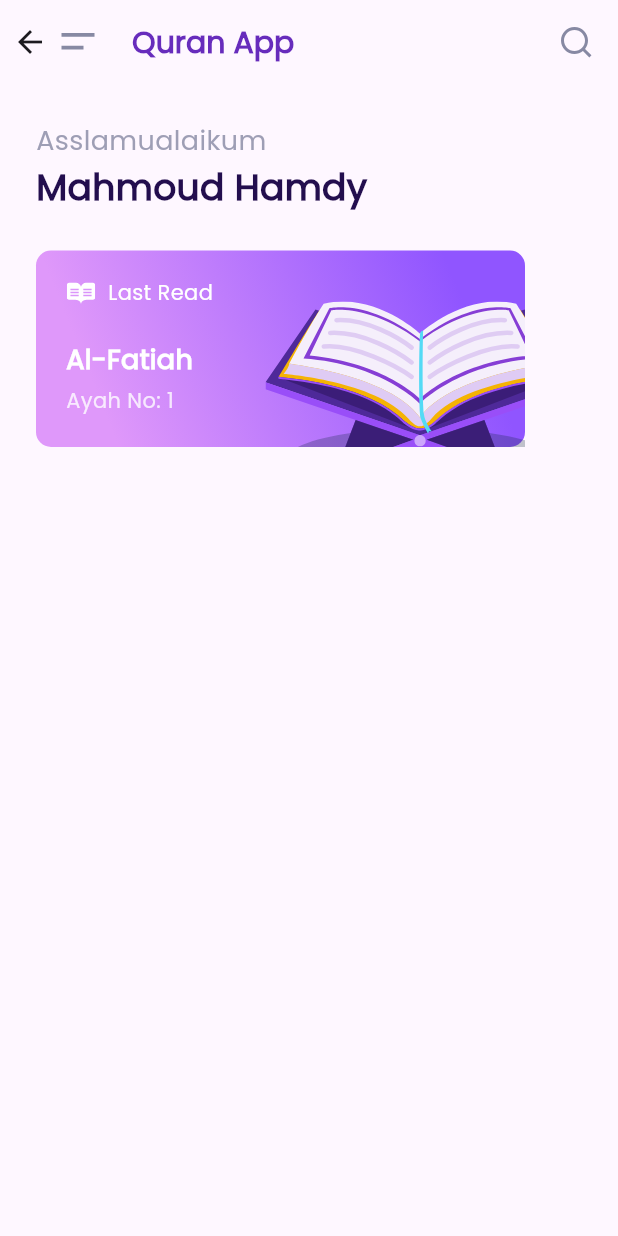
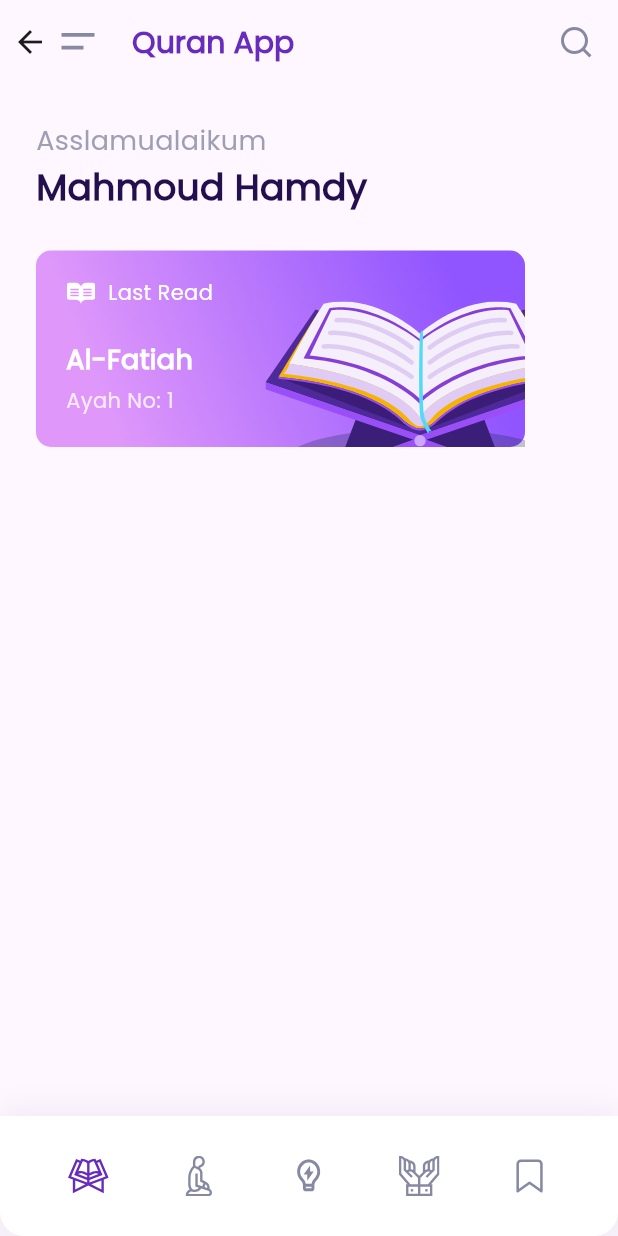
Before and after one commit to mahmoodhamdi/quran_concept, a Flutter app: the HomeViewBody screen opened directly, on a phone screen of 412 x 824 dp. Run offline on Flutter 3.47's test engine with Material 3 defaults, Android fonts, the phone set to English and light mode, and no system bars; our stand-ins replace dartz, dio, flutter_svg, go_router.

Commit message:
finish the bottom sheet ui

```diff
--- /dev/null
+++ b/lib/core/widgets/bottom_sheet_widget.dart
@@ -0,0 +1,61 @@
+import 'package:flutter/material.dart';
+import 'package:flutter_svg/svg.dart';
+
+class BottomSheetWidget extends StatelessWidget {
+  const BottomSheetWidget({
+    super.key,
+  });
+
+  @override
+  Widget build(BuildContext context) {
+    return Container(
+      width: double.infinity,
+      height: 80,
+      decoration: const BoxDecoration(
+        borderRadius: BorderRadius.only(
+          bottomLeft: Radius.circular(16),
+          bottomRight: Radius.circular(16),
+        ),
+        color: Colors.white,
+        boxShadow: [
+          BoxShadow(
+            color: Color(0x33B9B0CE),
+            blurRadius: 16,
+            offset: Offset(0, -4),
+            spreadRadius: 0,
+          ),
+        ],
+      ),
+      child: Row(
+        mainAxisAlignment: MainAxisAlignment.spaceEvenly,
+        children: [
+          SvgPicture.asset(
+            "assets/images/svgs/quranicon.svg",
+            height: 28,
+            width: 28,
+          ),
+          SvgPicture.asset(
+            "assets/images/svgs/prayer.svg",
+            height: 28,
+            width: 28,
+          ),
+          SvgPicture.asset(
+            "assets/images/svgs/ayaofday.svg",
+            height: 28,
+            width: 28,
+          ),
+          SvgPicture.asset(
+            "assets/images/svgs/azkar.svg",
+            height: 28,
+            width: 28,
+          ),
+          SvgPicture.asset(
+            "assets/images/svgs/bookmark.svg",
+            height: 28,
+            width: 28,
+          ),
+        ],
+      ),
+    );
+  }
+}
--- a/lib/features/home/presentation/widgets/home_view_body.dart
+++ b/lib/features/home/presentation/widgets/home_view_body.dart
@@ -1,6 +1,8 @@
 import 'package:flutter/material.dart';
+import 'package:quran_concept/core/widgets/bottom_sheet_widget.dart';
 import 'package:quran_concept/core/widgets/custom_app_bar_title.dart';
 import 'package:quran_concept/features/home/presentation/widgets/last_read_box.dart';
+import 'package:quran_concept/features/onboarding/presentation/widgets/asslam_widget.dart';
 
 class HomeViewBody extends StatelessWidget {
   const HomeViewBody({super.key});
@@ -8,6 +10,7 @@ class HomeViewBody extends StatelessWidget {
   @override
   Widget build(BuildContext context) {
     return Scaffold(
+      bottomSheet: const BottomSheetWidget(),
       appBar: AppBar(
         title: const CustomAppBarTitle(),
         elevation: 0,
@@ -15,45 +18,16 @@ class HomeViewBody extends StatelessWidget {
       ),
       body: const SafeArea(
           child: Padding(
-        padding: EdgeInsets.all(24),
+        padding: EdgeInsets.only(left: 24, right: 24, top: 24),
         child: Column(
           crossAxisAlignment: CrossAxisAlignment.start,
           children: [
-            Column(
-              crossAxisAlignment: CrossAxisAlignment.start,
-              children: [
-                SizedBox(
-                  width: 257,
-                  child: Opacity(
-                    opacity: 0.80,
-                    child: Text(
-                      'Asslamualaikum',
-                      style: TextStyle(
-                        color: Color(0xFF8789A3),
-                        fontSize: 18,
-                        fontFamily: 'Poppins',
-                        fontWeight: FontWeight.w500,
-                        height: 0,
-                      ),
-                    ),
-                  ),
-                ),
-                Text(
-                  'Mahmoud Hamdy',
-                  style: TextStyle(
-                    color: Color(0xFF230E4E),
-                    fontSize: 24,
-                    fontFamily: 'Poppins',
-                    fontWeight: FontWeight.w600,
-                    height: 0,
-                  ),
-                ),
-              ],
-            ),
+            AsslamWidget(),
             SizedBox(
               height: 24,
             ),
-            LastReadBox()
+            LastReadBox(),
+            Spacer(),
           ],
         ),
       )),
--- /dev/null
+++ b/lib/features/onboarding/presentation/widgets/asslam_widget.dart
@@ -0,0 +1,42 @@
+import 'package:flutter/material.dart';
+
+class AsslamWidget extends StatelessWidget {
+  const AsslamWidget({
+    super.key,
+  });
+
+  @override
+  Widget build(BuildContext context) {
+    return const Column(
+      crossAxisAlignment: CrossAxisAlignment.start,
+      children: [
+        SizedBox(
+          width: 257,
+          child: Opacity(
+            opacity: 0.80,
+            child: Text(
+              'Asslamualaikum',
+              style: TextStyle(
+                color: Color(0xFF8789A3),
+                fontSize: 18,
+                fontFamily: 'Poppins',
+                fontWeight: FontWeight.w500,
+                height: 0,
+              ),
+            ),
+          ),
+        ),
+        Text(
+          'Mahmoud Hamdy',
+          style: TextStyle(
+            color: Color(0xFF230E4E),
+            fontSize: 24,
+            fontFamily: 'Poppins',
+            fontWeight: FontWeight.w600,
+            height: 0,
+          ),
+        ),
+      ],
+    );
+  }
+}
```
Also changed, not shown: assets/images/svgs/ayaofday.svg (added), assets/images/svgs/azkar.svg (added), assets/images/svgs/bookmark.svg (added), assets/images/svgs/prayer.svg (added), assets/images/svgs/quranicon.svg (added).
